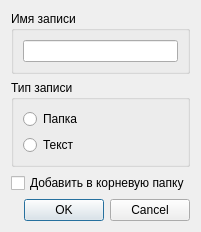
The window that DialogAddPhraseUI.ui (kiry665/FastPaste) describes before a commit, drawn with Qt 5.
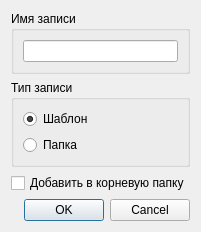
The same window after the commit.

Commit message: class inheritance

The edit to the form file:
```diff
--- a/DialogAddPhraseUI.ui
+++ b/DialogAddPhraseUI.ui
@@ -32,6 +32,16 @@
       <string>Тип записи</string>
      </property>
      <layout class="QVBoxLayout" name="verticalLayout">
+      <item>
+       <widget class="QRadioButton" name="radioButton_2">
+        <property name="text">
+         <string>Шаблон</string>
+        </property>
+        <property name="checked">
+         <bool>true</bool>
+        </property>
+       </widget>
+      </item>
       <item>
        <widget class="QRadioButton" name="radioButton">
         <property name="text">
@@ -39,13 +49,6 @@
         </property>
        </widget>
       </item>
-      <item>
-       <widget class="QRadioButton" name="radioButton_2">
-        <property name="text">
-         <string>Текст</string>
-        </property>
-       </widget>
-      </item>
      </layout>
     </widget>
    </item>
```
Left out of the diff: 16 changed lines with no effect on the pictures. The commit also changes 3 other files.
